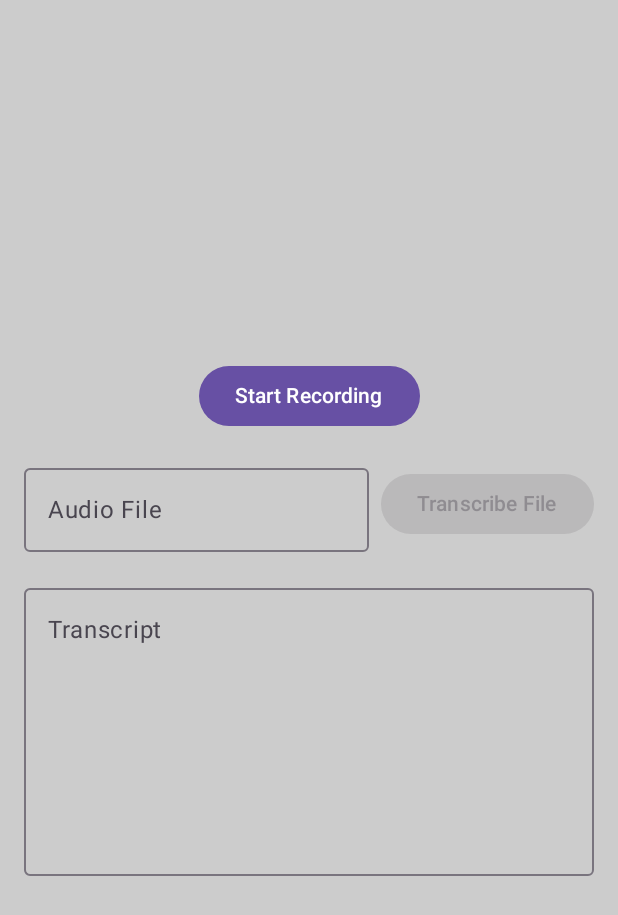
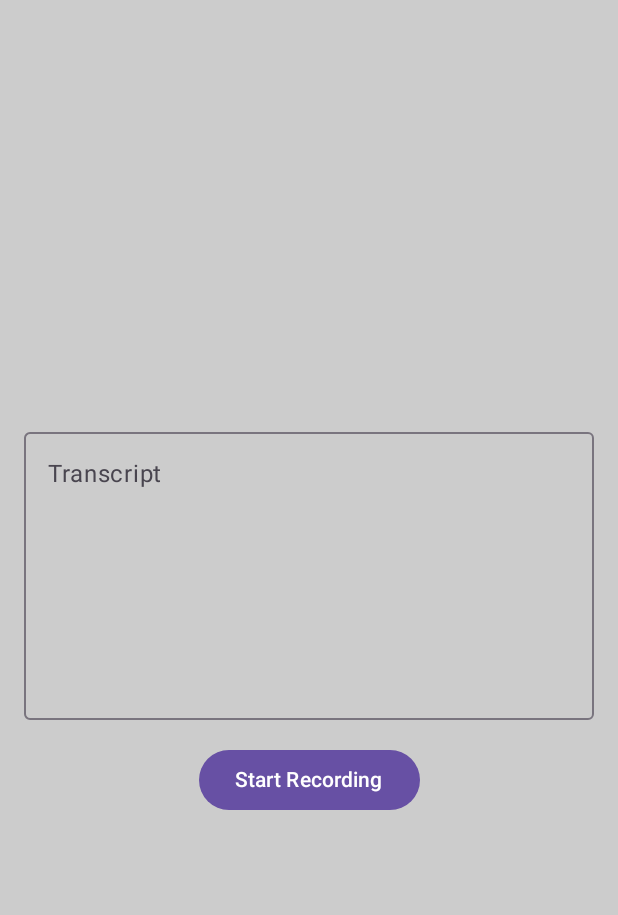
Before and after one commit to dighrasker/on-device_asr, an Android app built with Jetpack Compose: the screen it shows after launch (MainActivity), on a phone screen of 412 x 824 dp. Shown: the top 915 px of the screen. Run offline under Robolectric (Android 15) with nearby library versions, the phone set to English and light mode, and no system bars.

```diff
--- a/whisper.cpp_android/app/src/main/java/com/example/my_app/MainActivity.kt
+++ b/whisper.cpp_android/app/src/main/java/com/example/my_app/MainActivity.kt
@@ -85,113 +85,6 @@ fun RecordingAppUI(viewModel: WhisperViewModel) {
                 .fillMaxWidth()
                 .padding(16.dp)
         ) {
-            Button(
-                onClick = {
-                    if (ContextCompat.checkSelfPermission(
-                            context, Manifest.permission.RECORD_AUDIO
-                        ) == PackageManager.PERMISSION_GRANTED
-                    ) {
-                        viewModel.clearTranscript()
-                        viewModel.startRecording(context)
-                    } else micPermissionLauncher.launch(Manifest.permission.RECORD_AUDIO)
-                },
-                enabled = !isRecording
-            ) {
-                Text(
-                    if (isRecording) {
-                        "Stop Recording"
-                    } else {
-                        "Start Recording"
-                    }
-                )
-            }
-
-            // Row: dropdown selector + transcribe file button
-//            Row(
-//                verticalAlignment = Alignment.CenterVertically,
-//                horizontalArrangement = Arrangement.spacedBy(8.dp),
-//                modifier = Modifier.fillMaxWidth()
-//            ) {
-//                // Stable dropdown implementation
-//                Box(
-//                    modifier = Modifier
-//                        .weight(1f)
-//                        .wrapContentSize(Alignment.TopStart)
-//                ) {
-//                    OutlinedTextField(
-//                        value = selectedFile,
-//                        onValueChange = {},
-//                        readOnly = true,
-//                        label = { Text("Audio File") },
-//                        modifier = Modifier
-//                            .fillMaxWidth()
-//                            .clickable { expanded = !expanded }
-//                    )
-//                    DropdownMenu(
-//                        expanded = expanded,
-//                        onDismissRequest = { expanded = false }
-//                    ) {
-//                        assetFiles.forEach { file ->
-//                            DropdownMenuItem(
-//                                text = { Text(file) },
-//                                onClick = {
-//                                    selectedFile = file
-//                                    expanded = false
-//                                }
-//                            )
-//                        }
-//                    }
-//                }
-//                Button(
-//                    onClick = { viewModel.transcribeFile(context, selectedFile) },
-//                    enabled = !isRecording && selectedFile.isNotEmpty()
-//                ) {
-//                    Text("Transcribe File")
-//                }
-//            }
-
-            // Row: dropdown selector + transcribe file button
-            Row(
-                verticalAlignment = Alignment.CenterVertically,
-                horizontalArrangement = Arrangement.spacedBy(8.dp),
-                modifier = Modifier.fillMaxWidth()
-            ) {
-                // make the BOX handle clicks instead of the TextField
-                Box(
-                    modifier = Modifier
-                        .weight(1f)
-                        .wrapContentSize(Alignment.TopStart)
-                        .clickable { expanded = !expanded }   // <-- moved here
-                ) {
-                    OutlinedTextField(
-                        value = selectedFile,
-                        onValueChange = {},
-                        readOnly = true,
-                        label = { Text("Audio File") },
-                        modifier = Modifier.fillMaxWidth()
-                    )
-                    DropdownMenu(
-                        expanded = expanded,
-                        onDismissRequest = { expanded = false }
-                    ) {
-                        assetFiles.forEach { file ->
-                            DropdownMenuItem(
-                                text = { Text(file) },
-                                onClick = {
-                                    selectedFile = file
-                                    expanded = false
-                                }
-                            )
-                        }
-                    }
-                }
-                Button(
-                    onClick = { viewModel.transcribeFile(context, selectedFile) }, //jump off point
-                    enabled = !isRecording && selectedFile.isNotEmpty()
-                ) {
-                    Text("Transcribe File")
-                }
-            }
 
             // ─── Multiline Transcript display ─────────────────
             OutlinedTextField(
@@ -206,6 +99,51 @@ fun RecordingAppUI(viewModel: WhisperViewModel) {
                 label = { Text("Transcript") }
             )
 
+//            Button(
+//                onClick = {
+//                    if (ContextCompat.checkSelfPermission(
+//                            context, Manifest.permission.RECORD_AUDIO
+//                        ) == PackageManager.PERMISSION_GRANTED
+//                    ) {
+//                        viewModel.clearTranscript()
+//                        viewModel.startRecording(context)
+//                    } else micPermissionLauncher.launch(Manifest.permission.RECORD_AUDIO)
+//                },
+//                enabled = !isRecording
+//            ) {
+//                Text(
+//                    if (isRecording) {
+//                        "Stop Recording"
+//                    } else {
+//                        "Start Recording"
+//                    }
+//                )
+//            }
+
+            Button(
+                onClick = {
+                    if (isRecording) {
+                        viewModel.stopRecording()
+                    } else {
+                        // start path: clear + permission check + start
+                        viewModel.clearTranscript()
+                        if (ContextCompat.checkSelfPermission(
+                                context, Manifest.permission.RECORD_AUDIO
+                            ) == PackageManager.PERMISSION_GRANTED
+                        ) {
+                            Log.d("Dhruv", "About to start Recording")
+                            viewModel.startRecording(context)
+                        } else {
+                            micPermissionLauncher.launch(Manifest.permission.RECORD_AUDIO)
+                        }
+                    }
+                },
+                enabled = true  // always clickable
+            ) {
+                Text(if (isRecording) "Stop Recording" else "Start Recording")
+            }
+
+
             // ─── Error display ──────────────────────
             errorMsg?.let {
                 Text(it, color = Color.Red)
```
Also changed, not shown: whisper.cpp_android/app/src/main/cpp/CMakeLists.txt (+25 -9 lines), whisper.cpp_android/app/src/main/java/com/example/my_app/WhisperViewModel.kt (+58 -231 lines).
